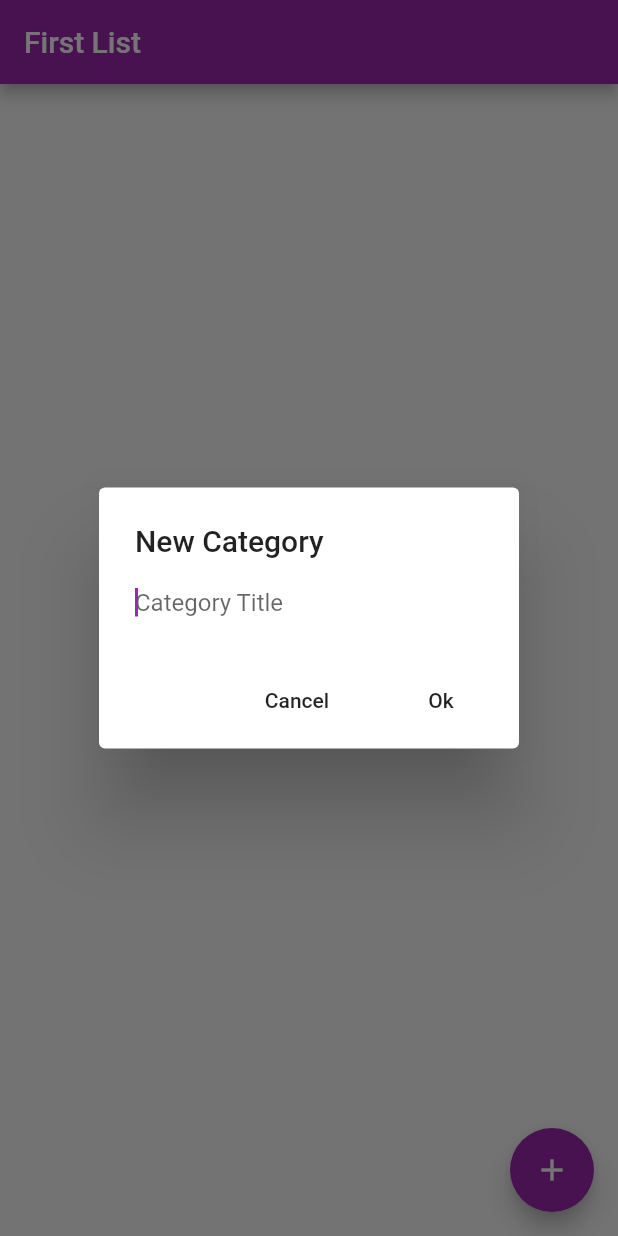
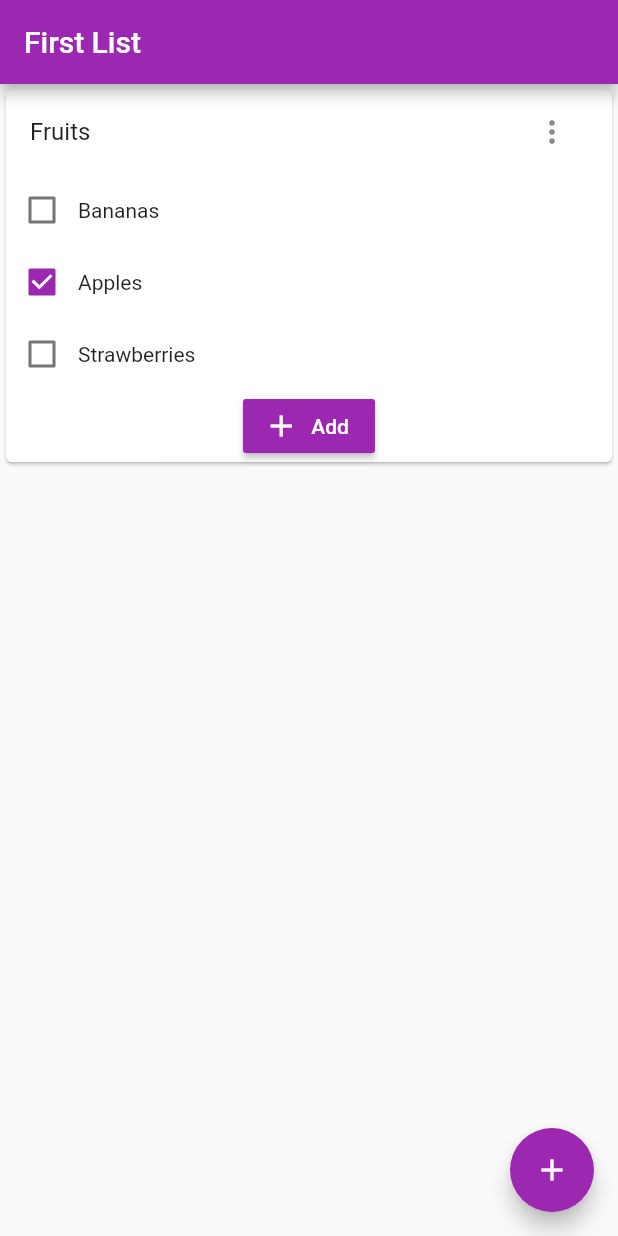
Before and after one commit to Cc618/Quick-Shop, a Flutter app: the screen it shows after launch, after a tap on the "add" icon, on a phone screen of 412 x 824 dp. Run offline on Flutter 3.47's test engine with Material 2 defaults, Android fonts, the phone set to English and light mode, and no system bars.

Commit message:
Added JSON serialization and deserialization

```diff
--- a/lib/category.dart
+++ b/lib/category.dart
@@ -8,10 +8,8 @@ import 'dialogs.dart';
 class ListCategory extends StatefulWidget {
   // Model which handles all the data
   final ListCategoryModel m;
-  // When the more button is pressed
-  final Function(ListCategory) onMenu;
 
-  const ListCategory(this.m, this.onMenu, {Key key}) : super(key: key);
+  const ListCategory(this.m, {Key key}) : super(key: key);
 
   @override
   _CategoryView createState() => _CategoryView();
@@ -22,11 +20,37 @@ class ListCategoryModel {
   List<ListItem> items;
   bool collapsed;
 
+  // When the more button is pressed
+  Function(ListCategory) onMenu;
+
   ListCategoryModel({
     @required this.title,
     @required this.items,
     @required this.collapsed,
+    this.onMenu,
   });
+
+  ListCategoryModel.fromMap(Map<String, dynamic> data) {
+    title = data['title'];
+
+    items = [];
+    for (var item in data['items'])
+      items.add(ListItem(ListItemModel.fromMap(item)));
+
+    // Not collapsed by default
+    collapsed = false;
+  }
+
+  Map<String, dynamic> toMap() {
+    List<Map<String, dynamic>> serializedItems = [];
+    for (var item in items)
+      serializedItems.add(item.m.toMap());
+
+    return {
+      'title': title,
+      'items': serializedItems,
+    };
+  }
 }
 
 class _CategoryView extends State<ListCategory> {
@@ -41,7 +65,7 @@ class _CategoryView extends State<ListCategory> {
             setState(() => widget.m.collapsed = !widget.m.collapsed),
         trailing: IconButton(
           icon: Icon(Icons.more_vert),
-          onPressed: () => widget.onMenu(widget),
+          onPressed: () => widget.m.onMenu(widget),
         ),
       ),
     ];
@@ -61,7 +85,7 @@ class _CategoryView extends State<ListCategory> {
 
     return Card(
       child: InkWell(
-            onLongPress: () => widget.onMenu(widget),
+            onLongPress: () => widget.m.onMenu(widget),
             child: Column(
               children: children,
             )));
--- a/lib/item.dart
+++ b/lib/item.dart
@@ -20,6 +20,18 @@ class ListItemModel {
     @required this.title,
     @required this.checked
   });
+
+  ListItemModel.fromMap(Map<String, dynamic> data) {
+    title = data['title'];
+    checked = data['checked'];
+  }
+
+  Map<String, dynamic> toMap() {
+    return {
+      'title': title,
+      'checked': checked,
+    };
+  }
 }
 
 class _ItemView extends State<ListItem> {
--- a/lib/list.dart
+++ b/lib/list.dart
@@ -1,5 +1,6 @@
 // A list page
 
+import 'dart:convert';
 import 'package:flutter/foundation.dart';
 import 'package:flutter/material.dart';
 import 'category.dart';
@@ -26,9 +27,43 @@ class ListModel {
     @required this.title,
     @required this.categories
   });
+
+  ListModel.fromJson(this.title, String jsonData) {
+    // Convert json
+    var data = jsonDecode(jsonData);
+
+    // Set properties
+    categories = [];
+
+    var cats = data['categories'] ?? [];
+
+    for (var c in cats)
+      categories.add(ListCategory(ListCategoryModel.fromMap(c)));
+  }
+
+  String toJson() {
+    List<Map<String, dynamic>> serializedCategories = [];
+    for (var c in categories)
+      serializedCategories.add(c.m.toMap());
+
+    Map<String, dynamic> data = {
+      'categories': serializedCategories,
+    };
+
+    return jsonEncode(data);
+  }
 }
 
 class _ListView extends State<ListPage> {
+  @protected
+  void initState() {
+    super.initState();
+
+    // Set onMenu function for each category
+    for (var cat in widget.m.categories)
+      cat.m.onMenu = onCategoryMenu;
+  }
+
   @override
   Widget build(BuildContext context) {
     return Scaffold(
@@ -47,7 +82,9 @@ class _ListView extends State<ListPage> {
         }
       ),
       floatingActionButton: FloatingActionButton(
-        onPressed: newCategoryDialog,
+        onPressed: () => print(widget.m.toJson()),
+        // TODO
+        // onPressed: newCategoryDialog,
         tooltip: 'Add Category',
         child: Icon(Icons.add),
       ),
@@ -63,8 +100,11 @@ class _ListView extends State<ListPage> {
       ));
 
   // Appends a category to the list
-  void addCategory(ListCategoryModel data) =>
-      setState(() => widget.m.categories.add(ListCategory(data, onCategoryMenu)));
+  // The onMenu function is initialised
+  void addCategory(ListCategoryModel data) {
+    data.onMenu = onCategoryMenu;
+    setState(() => widget.m.categories.add(ListCategory(data)));
+  }
 
   // When the user clicks on the more button in a category
   void onCategoryMenu(ListCategory category)
--- a/lib/main.dart
+++ b/lib/main.dart
@@ -4,6 +4,9 @@ import 'category.dart';
 import 'item.dart';
 
 void main() => runApp(QuickShop());
+
+// TODO
+String jsonList = '{"categories":[{"title":"Fruits","items":[{"title":"Bananas","checked":false},{"title":"Apples","checked":true},{"title":"Strawberries","checked":false}]}]}';
 
 // App entry
 class QuickShop extends StatelessWidget {
@@ -14,29 +17,30 @@ class QuickShop extends StatelessWidget {
       theme: ThemeData(
         primarySwatch: Colors.purple,
       ),
-      home: ListPage(ListModel(
-          title: 'First List',
-          categories: [
-            // ListCategory(ListCategoryModel(
-            //   title: 'Fruits',
-            //   items: [
-            //     ListItem(ListItemModel(
-            //       title: 'Bananas',
-            //       checked: false
-            //     )),
-            //     ListItem(ListItemModel(
-            //       title: 'Apples',
-            //       checked: true
-            //     )),
-            //     ListItem(ListItemModel(
-            //       title: 'Strawberries',
-            //       checked: false
-            //     )),
-            //   ],
-            //   collapsed: false
-            // ))
-          ]
-        )),
+      home: ListPage(ListModel.fromJson('First List', jsonList)),
+      // home: ListPage(ListModel(
+      //     title: 'First List',
+      //     categories: [
+      //       ListCategory(ListCategoryModel(
+      //         title: 'Fruits',
+      //         items: [
+      //           ListItem(ListItemModel(
+      //             title: 'Bananas',
+      //             checked: false
+      //           )),
+      //           ListItem(ListItemModel(
+      //             title: 'Apples',
+      //             checked: true
+      //           )),
+      //           ListItem(ListItemModel(
+      //             title: 'Strawberries',
+      //             checked: false
+      //           )),
+      //         ],
+      //         collapsed: false
+      //       ))
+      //     ]
+      //   )),
     );
   }
 }
```
